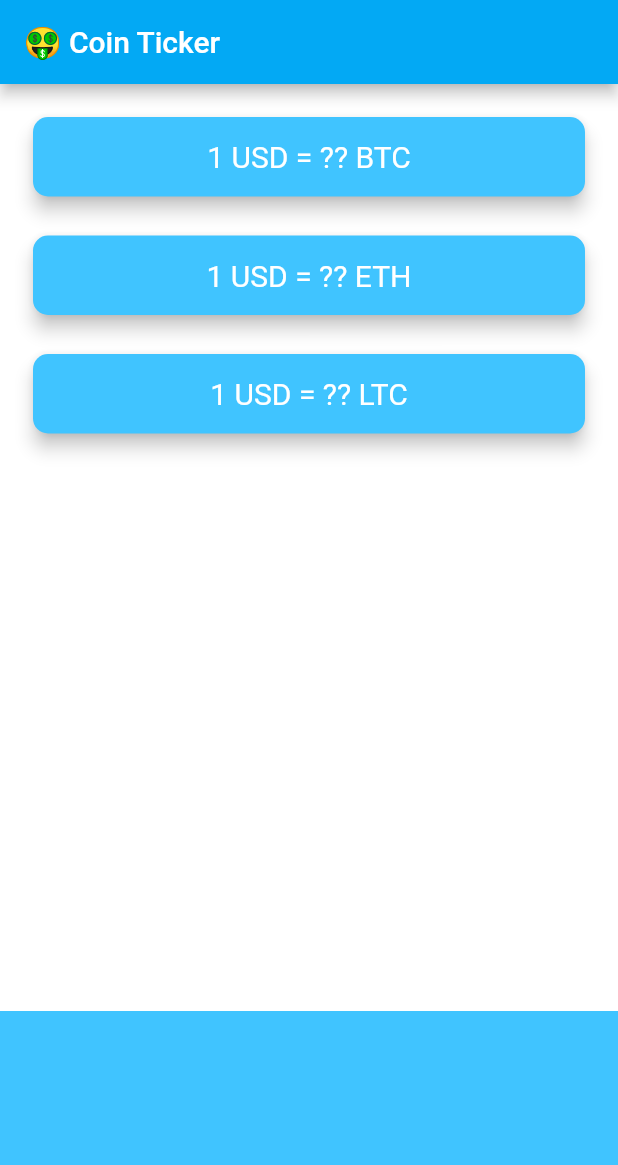
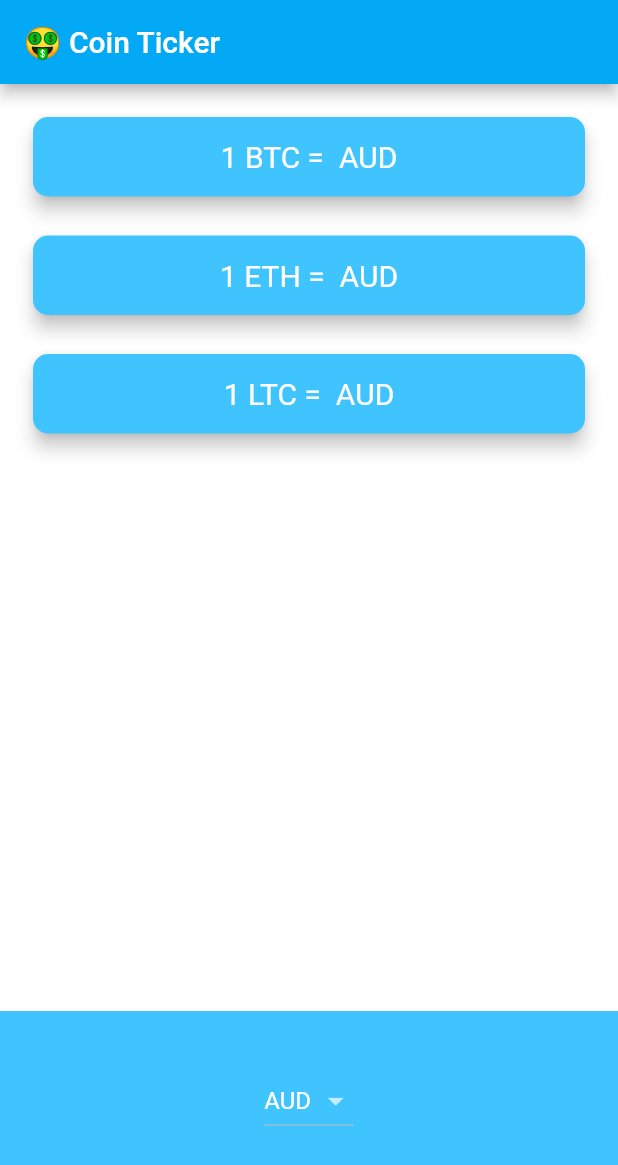
Before and after one commit to emrebingor/coin-currency, a Flutter app: the screen it shows after launch, on a phone screen of 412 x 824 dp. Shown: the top 1165 px of the screen. Run offline on Flutter 3.47's test engine with Material 2 defaults, Android fonts, the phone set to English and light mode, and no system bars; network calls fail.

Commit message:
UI addition and dropdown button done

```diff
--- a/lib/price_screen.dart
+++ b/lib/price_screen.dart
@@ -1,5 +1,6 @@
 import 'package:coin_currency_flutter_app/coin_data.dart';
 import 'package:flutter/material.dart';
+import 'coin_data.dart';
 
 class PriceScreen extends StatefulWidget {
   @override
@@ -22,8 +23,8 @@ class _PriceScreenState extends State<PriceScreen> {
         value: selectedCurreny,
         items: dropdownItems,
         onChanged: (value) {
-          setState((){
-            selectedCurreny = value;
+          setState(() {
+            selectedCurreny = value.toString();
           });
         });
   }
@@ -32,7 +33,6 @@ class _PriceScreenState extends State<PriceScreen> {
 
   bool isWaiting = false;
 
-
   void getData() async {
     isWaiting = true;
 
@@ -40,15 +40,19 @@ class _PriceScreenState extends State<PriceScreen> {
       var data = await CoinData().getCoinData(selectedCurreny);
 
       isWaiting = false;
-      setState((){
+      setState(() {
         coinValues = data;
       });
-    } catch(e){
+    } catch (e) {
       print(e);
     }
   }
 
-
+  @override
+  void initState(){
+    super.initState();
+    getData();
+  }
 
   @override
   Widget build(BuildContext context) {
@@ -65,16 +69,19 @@ class _PriceScreenState extends State<PriceScreen> {
             crossAxisAlignment: CrossAxisAlignment.stretch,
             children: <Widget>[
               CryptoCard(
-                currency: 'USD',
                 coin: 'BTC',
+                value: isWaiting ? '' : coinValues['BTC'].toString(),
+                currency: selectedCurreny,
               ),
               CryptoCard(
-                currency: 'USD',
                 coin: 'ETH',
+                value: isWaiting ? '' : coinValues['ETH'].toString(),
+                currency: selectedCurreny,
               ),
               CryptoCard(
-                currency: 'USD',
                 coin: 'LTC',
+                value: isWaiting ? '' : coinValues['LTC'].toString(),
+                currency: selectedCurreny,
               ),
             ],
           ),
@@ -83,6 +90,7 @@ class _PriceScreenState extends State<PriceScreen> {
             alignment: Alignment.center,
             color: Colors.lightBlueAccent,
             padding: EdgeInsets.only(bottom: 30.0),
+            child: androidDropdownButton(),
           ),
         ],
       ),
@@ -91,10 +99,11 @@ class _PriceScreenState extends State<PriceScreen> {
 }
 
 class CryptoCard extends StatelessWidget {
-  CryptoCard({required this.currency, required this.coin});
+  CryptoCard({this.currency, this.coin, this.value});
 
-  String currency;
-  String coin;
+  final String? currency;
+  final String? coin;
+  final String? value;
 
   @override
   Widget build(BuildContext context) {
@@ -109,7 +118,7 @@ class CryptoCard extends StatelessWidget {
         child: Padding(
           padding: EdgeInsets.symmetric(horizontal: 28.0, vertical: 15.0),
           child: Text(
-            '1 $currency = ?? $coin',
+            '1 $coin = $value $currency',
             style: TextStyle(fontSize: 20.0, color: Colors.white),
             textAlign: TextAlign.center,
           ),
```
